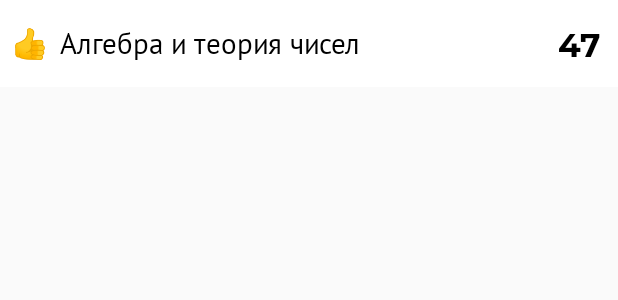
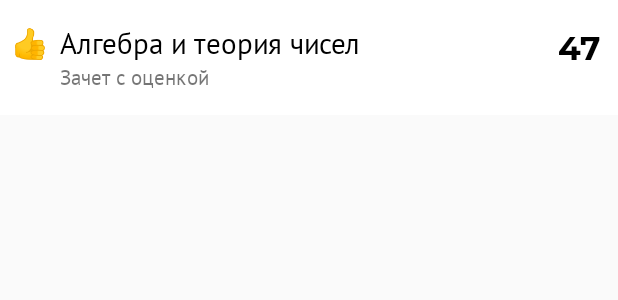
Before and after one commit to DVegasa/volsuRating, an Android app: the layout item_subject.xml on its own in the app's theme, with its tools: preview values and no code run, on a phone screen of 412 x 824 dp. Shown: the top 300 px of the screen. Run offline under Robolectric (Android 15) with nearby library versions, the phone set to English and light mode, and no system bars.

Commit message:
[+] Expandable views in rvSubjects
Took 29 minutes

```diff
--- a/app/build.gradle
+++ b/app/build.gradle
@@ -36,4 +36,5 @@ dependencies {
     implementation 'com.google.code.gson:gson:2.8.6'
     implementation 'org.jsoup:jsoup:1.12.1'
     implementation 'androidx.swiperefreshlayout:swiperefreshlayout:1.0.0'
+    implementation 'com.github.PhilJay:MPAndroidChart:v3.1.0'
 }
--- a/app/src/main/res/layout/item_subject.xml
+++ b/app/src/main/res/layout/item_subject.xml
@@ -1,45 +1,70 @@
 <?xml version="1.0" encoding="utf-8"?>
-<FrameLayout
-        xmlns:android="http://schemas.android.com/apk/res/android"
+<FrameLayout xmlns:android="http://schemas.android.com/apk/res/android"
+        xmlns:tools="http://schemas.android.com/tools"
+        android:id="@+id/root"
         android:layout_width="match_parent"
         android:layout_height="wrap_content"
-        xmlns:tools="http://schemas.android.com/tools"
-        android:background="@color/colorBackground"
-        android:id="@+id/root">
+        android:background="@color/colorBackground">
 
     <TextView
+            android:id="@+id/tvEmoji"
             android:layout_width="wrap_content"
             android:layout_height="wrap_content"
+            android:layout_marginLeft="8dp"
             android:layout_marginTop="16dp"
             android:layout_marginBottom="16dp"
+            android:textColor="#000"
             android:textSize="19sp"
-            android:id="@+id/tvEmoji"
-            android:textColor="#000"
-            tools:text="👍"
-            android:layout_marginLeft="8dp"/>
+            tools:text="👍" />
 
-    <TextView
-            android:id="@+id/tvSubjectName"
+    <LinearLayout
+            android:id="@+id/llTitle"
             android:layout_width="match_parent"
             android:layout_height="wrap_content"
-            tools:text="Алгебра и теория чисел"
-            android:textColor="#000"
-            android:textSize="19sp"
             android:layout_marginLeft="40dp"
             android:layout_marginTop="16dp"
+            android:layout_marginRight="42dp"
             android:layout_marginBottom="16dp"
-            android:layout_marginRight="42dp"
-            android:ellipsize="end"
-            android:maxLines="1"/>
+            android:orientation="vertical">
+
+        <TextView
+                android:id="@+id/tvSubjectName"
+                android:layout_width="match_parent"
+                android:layout_height="wrap_content"
+                android:ellipsize="end"
+                android:maxLines="1"
+                android:textColor="#000"
+                android:textSize="19sp"
+                android:layout_weight="1"
+                tools:text="Алгебра и теория чисел" />
+
+        <TextView
+                android:id="@+id/tvSubjectEkzamen"
+                android:layout_width="match_parent"
+                android:layout_height="wrap_content"
+                tools:text="Зачет с оценкой"
+                android:visibility="gone"
+                tools:visibility="visible"/>
+    </LinearLayout>
 
     <TextView
             android:id="@+id/tvRating"
             android:layout_width="wrap_content"
             android:layout_height="wrap_content"
+            android:layout_gravity="right"
+            android:layout_marginTop="16dp"
+            android:layout_marginRight="12dp"
+            android:fontFamily="@font/montserrat"
+            android:textColor="#000"
             android:textSize="22sp"
-            android:fontFamily="@font/montserrat"
-            tools:text="47"
-            android:textColor="#000"
-            android:layout_gravity="center_vertical|right"
-            android:layout_marginRight="12dp"/>
+            tools:text="47" />
+
+    <FrameLayout
+            android:id="@+id/flExpandablePart"
+            android:layout_width="match_parent"
+            android:layout_height="150dp"
+            android:layout_gravity="bottom"
+            android:layout_marginTop="59dp"
+            android:background="@color/colorButtonSmallDisabled"
+            android:visibility="gone" />
 </FrameLayout>
--- a/build.gradle
+++ b/build.gradle
@@ -5,7 +5,6 @@ buildscript {
     repositories {
         google()
         jcenter()
-
     }
     dependencies {
         classpath 'com.android.tools.build:gradle:3.5.1'
@@ -19,7 +18,9 @@ allprojects {
     repositories {
         google()
         jcenter()
-
+        maven {
+            url 'https://jitpack.io'
+        }
     }
 }
 
```
Also changed, not shown: app/src/main/java/io/github/dvegasa/volsurating/screens/main/RvSubjectsAdapter.kt (+27 -0 lines).
